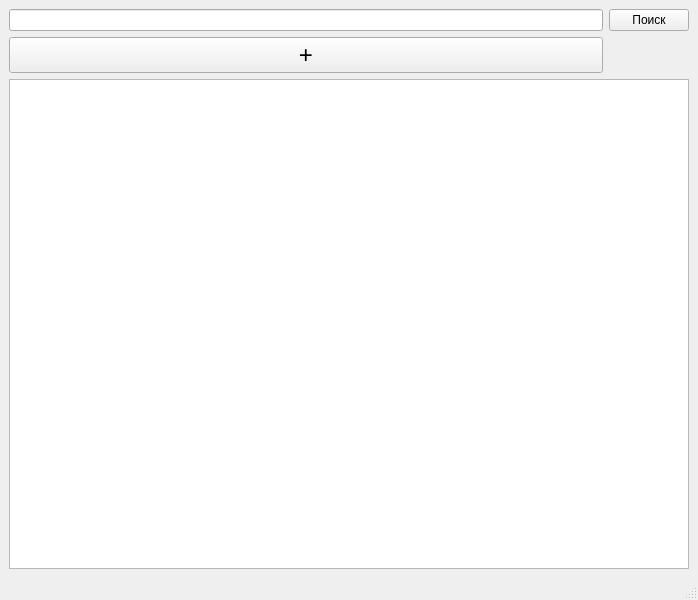
Before: the Qt Designer form lab1/passlistwindow.ui in grigigo/qtproj, drawn with Qt 5.
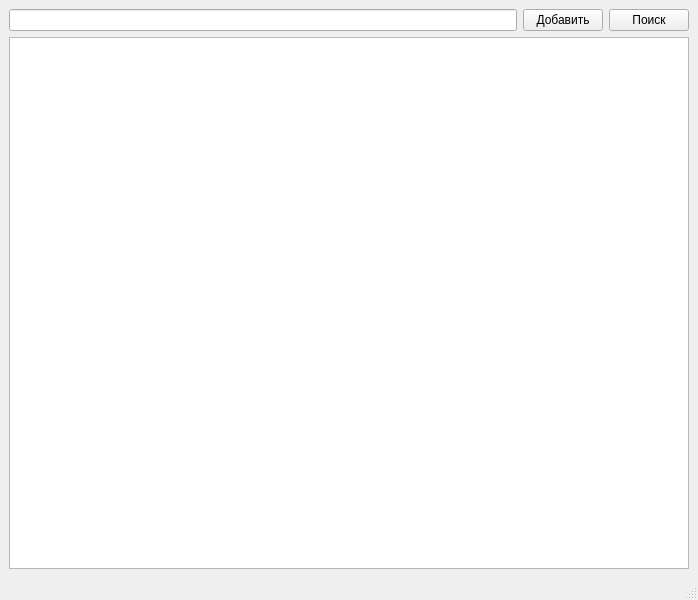
After: the same form once the commit is applied.

The edit to the form file:
```diff
--- a/lab1/passlistwindow.ui
+++ b/lab1/passlistwindow.ui
@@ -18,31 +18,31 @@
     <item row="0" column="0">
      <widget class="QLineEdit" name="searchLine"/>
     </item>
-    <item row="0" column="1">
+    <item row="2" column="0" colspan="3">
+     <widget class="QTableWidget" name="tablePassLog">
+      <property name="font">
+       <font>
+        <pointsize>16</pointsize>
+       </font>
+      </property>
+     </widget>
+    </item>
+    <item row="0" column="2">
      <widget class="QPushButton" name="searchButton">
       <property name="text">
        <string>Поиск</string>
       </property>
      </widget>
     </item>
-    <item row="1" column="0">
+    <item row="0" column="1">
      <widget class="QPushButton" name="addElemBtn">
       <property name="font">
        <font>
-        <pointsize>18</pointsize>
+        <pointsize>9</pointsize>
        </font>
       </property>
       <property name="text">
-       <string>+</string>
-      </property>
-     </widget>
-    </item>
-    <item row="2" column="0" colspan="2">
-     <widget class="QTableWidget" name="tablePassLog">
-      <property name="font">
-       <font>
-        <pointsize>18</pointsize>
-       </font>
+       <string>Добавить</string>
       </property>
      </widget>
     </item>
```
